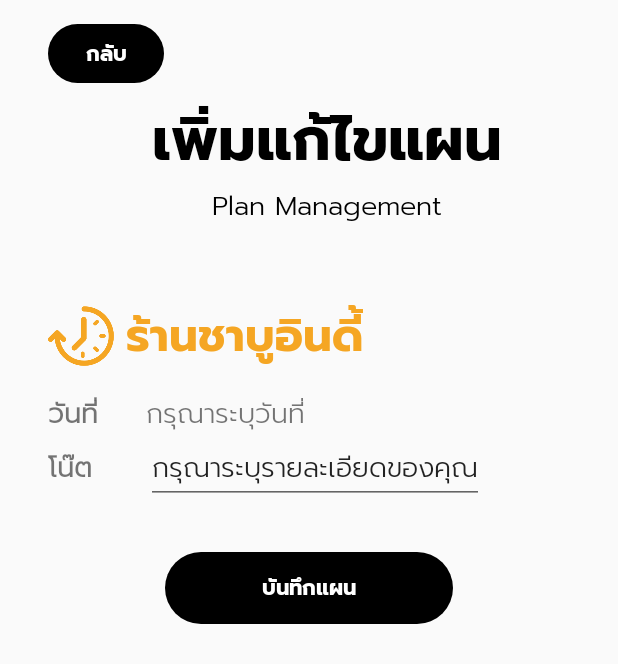
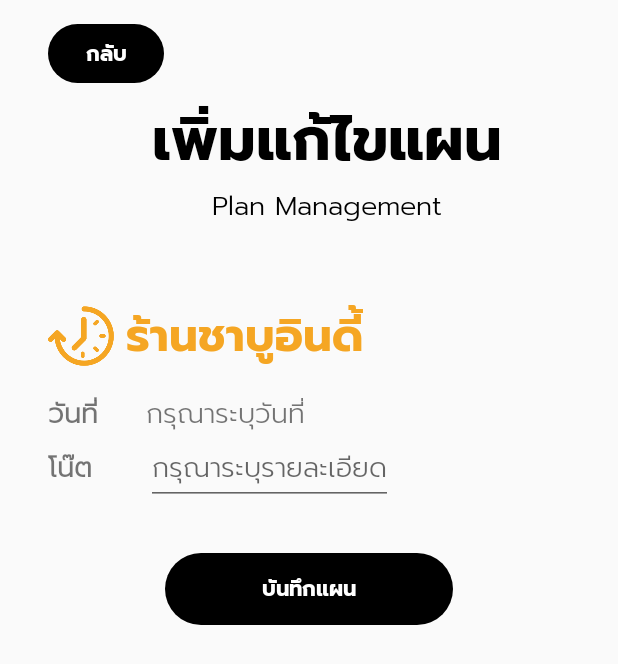
Before and after one commit to nawinest/Android-finalproject, an Android app: the fragment PlanFromFragment placed in its activity, on a phone screen of 412 x 824 dp. Shown: the top 664 px of the screen. Run offline under Robolectric (Android 15) with nearby library versions, the phone set to English and light mode, and no system bars; our stand-ins replace Firebase (no records; nobody signed in at launch, a user with empty details on screens opened directly); Roboto replaces fonts that are not available here.

Commit message:
Success + refectoring v2

```diff
--- a/FindBuffet/app/src/main/res/layout/fragment_plan_from.xml
+++ b/FindBuffet/app/src/main/res/layout/fragment_plan_from.xml
@@ -126,7 +126,7 @@
         android:layout_width="0dp"
         android:layout_height="wrap_content"
         android:fontFamily="@font/prompt_light"
-        android:text="กรุณาระบุรายละเอียดของคุณ"
+        android:hint="กรุณาระบุรายละเอียด"
         android:textSize="18sp"
         app:layout_constraintBottom_toBottomOf="@+id/textView23"
         app:layout_constraintStart_toStartOf="@+id/date_picker_form"
```
Also changed, not shown: FindBuffet/app/src/main/java/com/nawinc27/mac/findbuffet/Buffet_List/BuffetList_fragment.java (+5 -5 lines).
